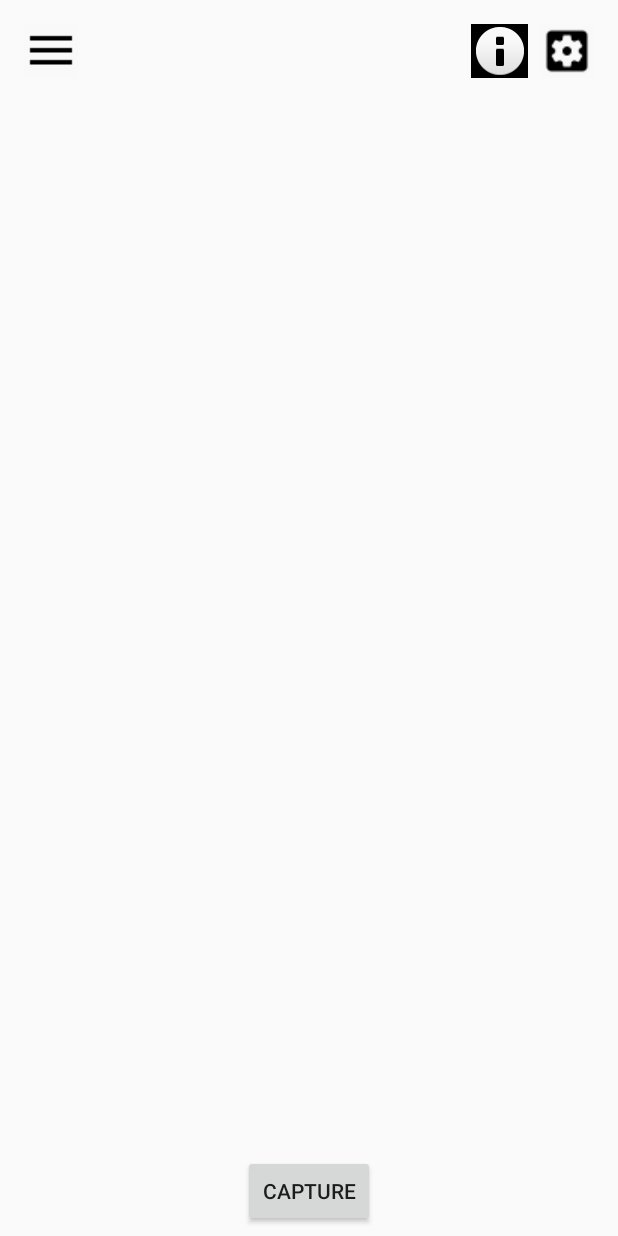
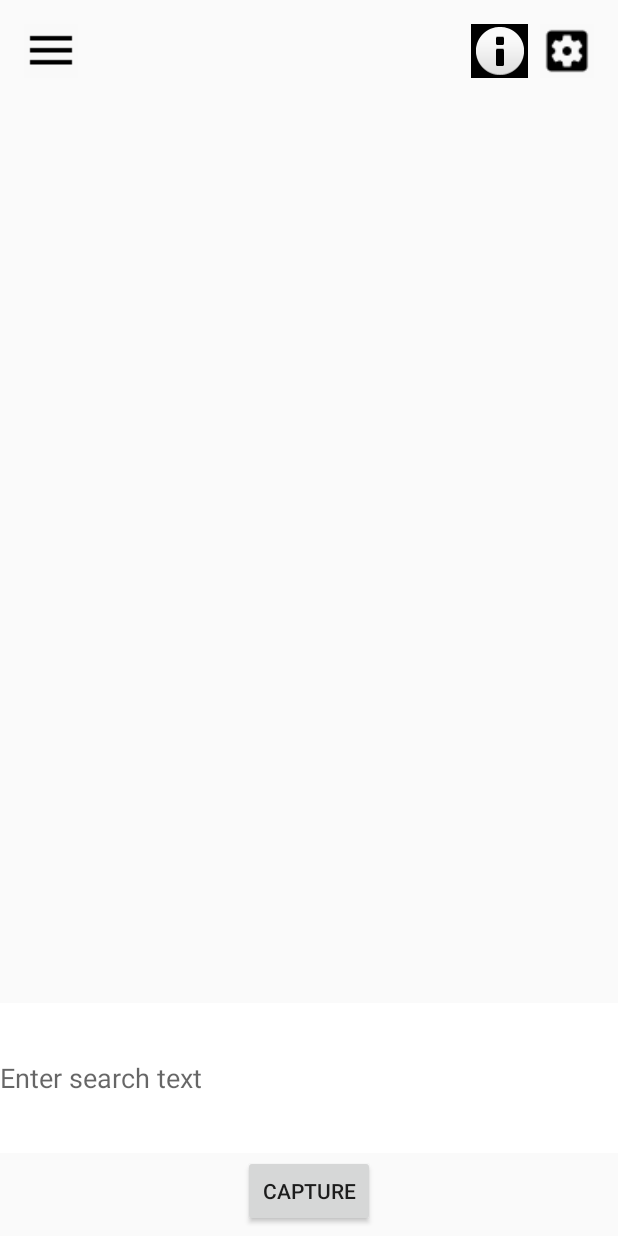
Before and after one commit to prabhaskumra/senior-design2019, an Android app: the layout activity_main.xml on its own in the app's theme, with its tools: preview values and no code run, on a phone screen of 412 x 824 dp. Run offline under Robolectric (Android 15) with nearby library versions, the phone set to English and light mode, and no system bars.

Commit message:
Added Google Search functionality through TextEdit. Removed Back and Forward buttons on Tutorial screen. ToDo: edit Main screen layout.

```diff
--- a/SearchScreen/app/src/main/AndroidManifest.xml
+++ b/SearchScreen/app/src/main/AndroidManifest.xml
@@ -19,6 +19,7 @@
         android:supportsRtl="true"
         android:theme="@style/AppTheme">
         <activity android:name=".Tutorial"></activity>
+        <activity android:name=".GoogleSearchIntentActivity"></activity>
         <activity
             android:name=".MainActivity"
             android:theme="@style/AppTheme.NoActionBar">
--- a/SearchScreen/app/src/main/res/layout/activity_main.xml
+++ b/SearchScreen/app/src/main/res/layout/activity_main.xml
@@ -7,6 +7,18 @@
     android:layout_width="match_parent"
     android:layout_height="match_parent"
     tools:context=".MainActivity">
+
+    <EditText
+        android:id="@+id/editTextInput"
+        android:inputType="text"
+        android:layout_width="match_parent"
+        android:layout_height="100dp"
+        android:hint="Enter search text"
+        app:layout_constraintEnd_toEndOf="parent"
+        android:background="#ffffff"
+        app:layout_constraintBottom_toBottomOf="@+id/frameLayout2"
+        />
+
 
     <Button
         android:id="@+id/button"
@@ -18,6 +30,7 @@
         app:layout_constraintEnd_toEndOf="parent"
         app:layout_constraintStart_toStartOf="parent"
         app:layout_constraintTop_toBottomOf="@+id/frameLayout2" />
+
 
     <FrameLayout
         android:id="@+id/frameLayout2"
@@ -33,7 +46,10 @@
         app:layout_constraintEnd_toEndOf="parent"
         app:layout_constraintHorizontal_bias="0.0"
         app:layout_constraintStart_toStartOf="parent"
-        app:layout_constraintTop_toTopOf="parent" />
+        app:layout_constraintTop_toTopOf="parent" >
+
+
+    </FrameLayout>
 
     <ImageButton
         android:id="@+id/app_settings"
@@ -60,7 +76,9 @@
         android:contentDescription="@string/tool_tip"
         app:layout_constraintEnd_toStartOf="@+id/app_settings"
         app:layout_constraintTop_toTopOf="parent"
-        app:srcCompat="@android:drawable/ic_dialog_info" />
+        app:srcCompat="@android:drawable/ic_dialog_info"
+        android:onClick="openTutorial"
+        />
 
     <ImageButton
         android:id="@+id/function_menu"
@@ -73,6 +91,9 @@
         android:contentDescription="@string/function_menu"
         app:layout_constraintStart_toStartOf="parent"
         app:layout_constraintTop_toTopOf="parent"
-        app:srcCompat="@drawable/baseline_menu_black_18dp" />
+        app:srcCompat="@drawable/baseline_menu_black_18dp"
+        android:onClick="onSearchClick"/>
+
+
 
 </androidx.constraintlayout.widget.ConstraintLayout>
--- a/SearchScreen/build.gradle
+++ b/SearchScreen/build.gradle
@@ -7,7 +7,7 @@ buildscript {
 
     }
     dependencies {
-        classpath 'com.android.tools.build:gradle:3.5.1'
+        classpath 'com.android.tools.build:gradle:3.5.2'
         //added this line for firebase
         classpath 'com.google.gms:google-services:4.3.2'
 
```
Also changed, not shown: SearchScreen/app/src/main/java/com/example/searchscreen/MainActivity.java (+27 -11 lines), SearchScreen/app/src/main/java/com/example/searchscreen/Tutorial.java (+1 -13 lines), SearchScreen/app/src/main/res/layout/activity_tutorial.xml (+0 -16 lines).
